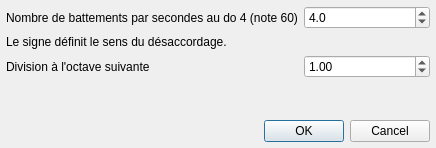
First picture: the form in trunk/tools/dialog_celeste.ui, repository davy7125/polyphone, before the edit.
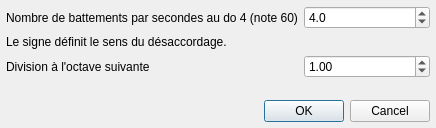
Second picture: the form after the edit. Icons and pictures are not drawn.

Patch:
```diff
--- a/trunk/tools/dialog_celeste.ui
+++ b/trunk/tools/dialog_celeste.ui
@@ -10,7 +10,7 @@
     <x>0</x>
     <y>0</y>
     <width>436</width>
-    <height>148</height>
+    <height>128</height>
    </rect>
   </property>
   <property name="windowTitle">
```
Left out of the diff: 13 changed lines with no effect on the pictures.
